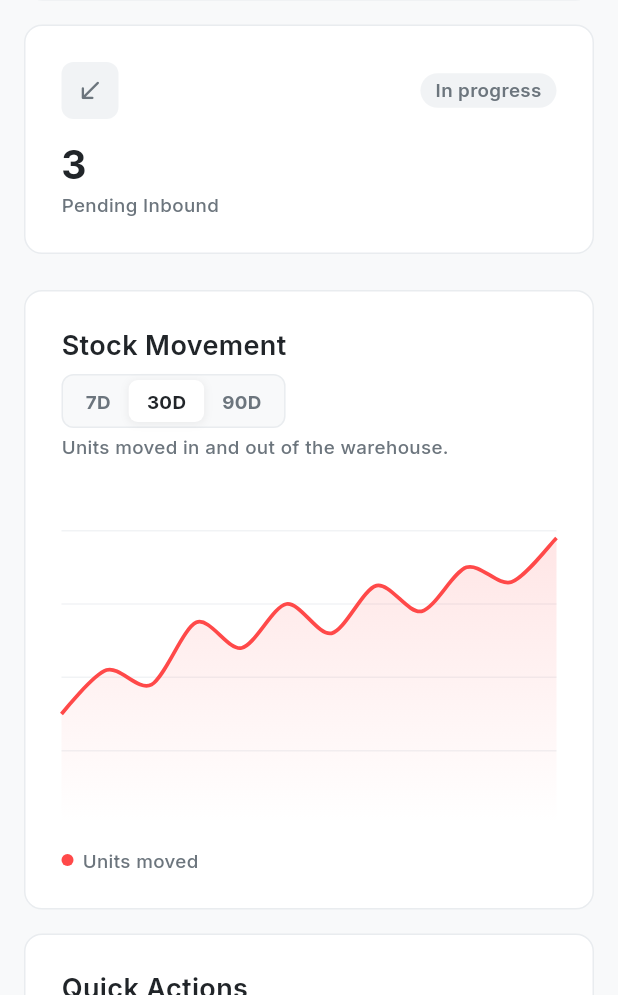
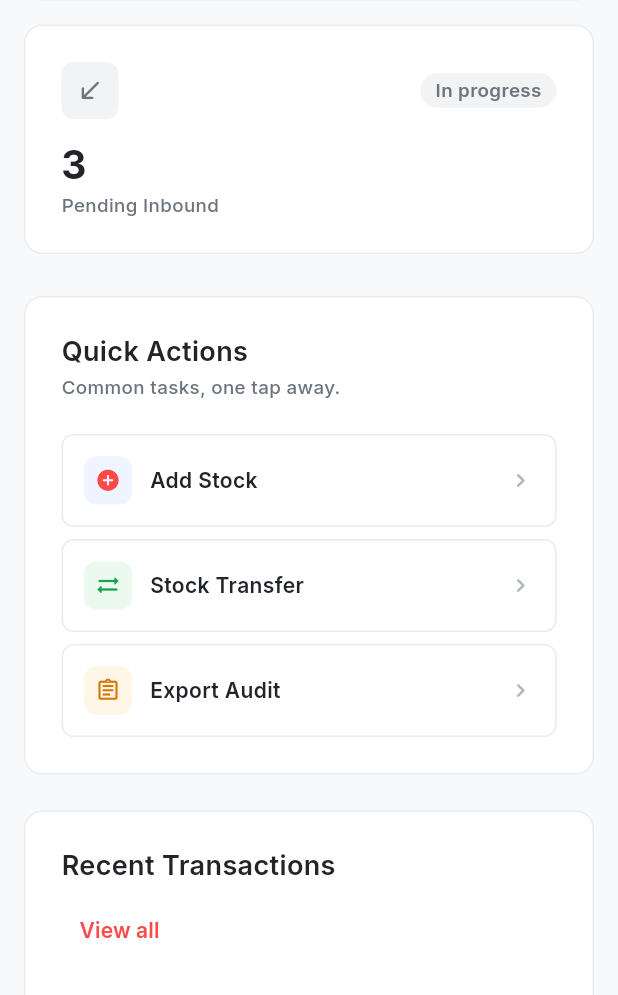
Before and after one commit to vgif-v/CBHIMS, a Flutter app: the screen it shows after launch, scrolled down 576 dp, on a phone screen of 412 x 824 dp, the part 241-1236 px from its top. Run offline on Flutter 3.47's test engine with Material 3 defaults, Android fonts, the phone set to English and light mode, and no system bars; drawn by our look-alikes of fl_chart; our stand-ins replace google_fonts.

Commit message:
Fixes overflowing stuff partial

```diff
--- a/lib/models/mock_data.dart
+++ b/lib/models/mock_data.dart
@@ -41,22 +41,10 @@ class MockData {
     OutboundOrder(orderId: 'SO-88011', destination: 'Meridian Retail Group', itemsCount: 33, dispatchDate: 'Jul 19, 2026', status: 'Delivered'),
   ];
 
-  static const List<Supplier> suppliers = [
-    Supplier(companyName: 'Nordic Supply Co.', contactPerson: 'Elin Karlsson', email: 'elin@nordicsupply.com', phone: '+46 8 123 4567', activeOrders: 4, initials: 'NS'),
-    Supplier(companyName: 'Pacific Office Goods', contactPerson: 'Marcus Tan', email: 'marcus@pacificog.com', phone: '+65 6789 0123', activeOrders: 2, initials: 'PO'),
-    Supplier(companyName: 'Summit Electronics Ltd.', contactPerson: 'Priya Nair', email: 'priya@summitelec.com', phone: '+91 22 4455 6677', activeOrders: 6, initials: 'SE'),
-    Supplier(companyName: 'Cascade Furnishings', contactPerson: 'Daniel Reyes', email: 'daniel@cascadefurn.com', phone: '+1 503 555 0148', activeOrders: 1, initials: 'CF'),
-    Supplier(companyName: 'Harborline Packaging', contactPerson: 'Sofia Moretti', email: 'sofia@harborline.com', phone: '+39 06 8765 4321', activeOrders: 3, initials: 'HP'),
-    Supplier(companyName: 'Atlas Freight Partners', contactPerson: 'James Whitfield', email: 'james@atlasfreight.com', phone: '+44 20 7946 0958', activeOrders: 5, initials: 'AF'),
-  ];
-
   static const List<ReportTemplate> reportTemplates = [
     ReportTemplate(title: 'Inventory Valuation Report', description: 'Current stock value by category and location.', icon: '💰'),
-    ReportTemplate(title: 'Stock Movement Log', description: 'Full history of inbound and outbound transactions.', icon: '🔄'),
     ReportTemplate(title: 'Low Stock Summary', description: 'Items at or below their reorder point.', icon: '⚠️'),
-    ReportTemplate(title: 'Supplier Performance', description: 'On-time delivery rates by supplier.', icon: '🤝'),
     ReportTemplate(title: 'Dead Stock Analysis', description: 'Products with no movement in 90+ days.', icon: '📉'),
-    ReportTemplate(title: 'Purchase Order History', description: 'All POs with fulfillment timelines.', icon: '🧾'),
   ];
 
   static const List<TeamMember> team = [
--- a/lib/screens/dashboard_screen.dart
+++ b/lib/screens/dashboard_screen.dart
@@ -124,12 +124,12 @@ class _DashboardScreenState extends State<DashboardScreen> {
     return LayoutBuilder(
       builder: (context, constraints) {
         final bool wide = constraints.maxWidth > 900;
-        final chart = _buildStockMovementChart();
+        //final chart = _buildStockMovementChart();
         final actions = _buildQuickActions();
 
         if (!wide) {
           return Column(
-            children: [chart, const SizedBox(height: AppSpacing.md), actions],
+            children: [const SizedBox(height: AppSpacing.xs), actions],
           );
         }
 
@@ -137,7 +137,7 @@ class _DashboardScreenState extends State<DashboardScreen> {
           child: Row(
             crossAxisAlignment: CrossAxisAlignment.stretch,
             children: [
-              Expanded(flex: 2, child: chart),
+              //Expanded(flex: 2, child: chart),
               const SizedBox(width: AppSpacing.md),
               Expanded(flex: 1, child: actions),
             ],
@@ -184,7 +184,7 @@ class _DashboardScreenState extends State<DashboardScreen> {
                   show: true,
                   drawVerticalLine: false,
                   horizontalInterval: 20,
-                  getDrawingHorizontalLine: (value) => FlLine(color: AppColors.divider, strokeWidth: 1),
+                  getDrawingHorizontalLine: (value) => const FlLine(color: AppColors.divider, strokeWidth: 1),
                 ),
                 titlesData: const FlTitlesData(show: false),
                 borderData: FlBorderData(show: false),
@@ -294,21 +294,21 @@ class _DashboardScreenState extends State<DashboardScreen> {
           const SizedBox(height: 4),
           Text('Common tasks, one tap away.', style: AppTextStyles.caption),
           const SizedBox(height: AppSpacing.lg),
-          _QuickActionButton(
+          const _QuickActionButton(
             icon: Icons.add_circle_rounded,
             label: 'Add Stock',
             iconColor: AppColors.primary,
             iconBg: AppColors.primarySoft,
           ),
           const SizedBox(height: AppSpacing.sm),
-          _QuickActionButton(
+          const _QuickActionButton(
             icon: Icons.sync_alt_rounded,
             label: 'Stock Transfer',
             iconColor: AppColors.success,
             iconBg: AppColors.successSoft,
           ),
           const SizedBox(height: AppSpacing.sm),
-          _QuickActionButton(
+          const _QuickActionButton(
             icon: Icons.assignment_outlined,
             label: 'Export Audit',
             iconColor: AppColors.warning,
@@ -356,7 +356,7 @@ class _DashboardScreenState extends State<DashboardScreen> {
                   );
           }),
           const SizedBox(height: AppSpacing.sm),
-          _TransactionsTable(transactions: MockData.transactions),
+          const _TransactionsTable(transactions: MockData.transactions),
         ],
       ),
     );
--- a/lib/screens/main_layout_screen.dart
+++ b/lib/screens/main_layout_screen.dart
@@ -3,9 +3,7 @@ import '../theme/app_theme.dart';
 import '../widgets/sidebar.dart';
 import 'dashboard_screen.dart';
 import 'inventory_screen.dart';
-import 'inbound_screen.dart';
-import 'outbound_screen.dart';
-import 'suppliers_screen.dart';
+import 'stock_screen.dart';
 import 'reports_screen.dart';
 import 'settings_screen.dart';
 
@@ -26,11 +24,11 @@ class _MainLayoutScreenState extends State<MainLayoutScreen> {
     DashboardScreen(),
     InventoryScreen(),
     InboundScreen(),
-    OutboundScreen(),
-    SuppliersScreen(),
     ReportsScreen(),
     SettingsScreen(),
   ];
+
+
 
   @override
   Widget build(BuildContext context) {
--- a/lib/screens/reports_screen.dart
+++ b/lib/screens/reports_screen.dart
@@ -1,9 +1,41 @@
 import 'package:flutter/material.dart';
-import '../models/mock_data.dart';
-import '../models/models.dart';
 import '../theme/app_theme.dart';
 import '../widgets/buttons.dart';
 import '../widgets/section_card.dart';
+
+class ReportTemplate {
+  const ReportTemplate({required this.title, required this.description, required this.icon, required this.onDownload});
+
+  final String title;
+  final String description;
+  final String icon;
+  final Function() onDownload;
+}
+
+final List<ReportTemplate> reportTemplates = [
+    const ReportTemplate(title: 'Inventory Valuation Report', description: 'Current stock value by category and location.', icon: '💰', onDownload: downloadInventoryReport),
+    const ReportTemplate(title: 'Low Stock Summary', description: 'Items at or below their reorder point.', icon: '⚠️', onDownload: downloadLowStockSummary),
+    const ReportTemplate(title: 'Dead Stock Analysis', description: 'Products with no movement in 90+ days.', icon: '📉', onDownload: downloadDeadStockAnalysis),
+];
+
+void downloadInventoryReport() {
+  // Implement the logic to download the inventory report
+  print('Downloading Inventory Valuation Report...');
+}
+
+void downloadLowStockSummary() {
+  // Implement the logic to download the low stock summary
+  print('Downloading Low Stock Summary...');
+}
+
+void downloadDeadStockAnalysis() {
+  // Implement the logic to download the dead stock analysis
+  print('Downloading Dead Stock Analysis...');
+}
+
+void onDownloadReport(ReportTemplate report) {
+  report.onDownload();
+}
 
 class ReportsScreen extends StatelessWidget {
   const ReportsScreen({super.key});
@@ -35,14 +67,14 @@ class ReportsScreen extends StatelessWidget {
               return GridView.builder(
                 shrinkWrap: true,
                 physics: const NeverScrollableScrollPhysics(),
-                itemCount: MockData.reportTemplates.length,
+                itemCount: reportTemplates.length,
                 gridDelegate: SliverGridDelegateWithFixedCrossAxisCount(
                   crossAxisCount: cols,
                   crossAxisSpacing: AppSpacing.md,
                   mainAxisSpacing: AppSpacing.md,
                   childAspectRatio: 1.75,
                 ),
-                itemBuilder: (context, i) => _ReportCard(report: MockData.reportTemplates[i]),
+                itemBuilder: (context, i) => _ReportCard(report: reportTemplates[i]),
               );
             },
           ),
@@ -89,6 +121,7 @@ class ReportsScreen extends StatelessWidget {
 
 class _ReportCard extends StatelessWidget {
   final ReportTemplate report;
+
   const _ReportCard({required this.report});
 
   @override
@@ -115,12 +148,15 @@ class _ReportCard extends StatelessWidget {
               overflow: TextOverflow.ellipsis,
             ),
           ),
-          Row(
-            children: [
-              Icon(Icons.download_rounded, size: 15, color: AppColors.primary),
-              const SizedBox(width: 6),
-              Text('Download', style: AppTextStyles.caption.copyWith(color: AppColors.primary, fontWeight: FontWeight.w600)),
-            ],
+          GestureDetector(
+            onTap: report.onDownload,
+            child: Row(
+              children: [
+                const Icon(Icons.download_rounded, size: 15, color: Color.fromARGB(255, 88, 73, 255)),
+                const SizedBox(width: 6),
+                Text('Download', style: AppTextStyles.caption.copyWith(color: const Color.fromARGB(255, 88, 73, 255), fontWeight: FontWeight.w600)),
+              ],
+            ),
           ),
         ],
       ),
--- a/lib/widgets/sidebar.dart
+++ b/lib/widgets/sidebar.dart
@@ -12,9 +12,7 @@ class NavItem {
 const List<NavItem> kNavItems = [
   NavItem(label: 'Dashboard', icon: Icons.dashboard_outlined, activeIcon: Icons.dashboard_rounded),
   NavItem(label: 'Inventory', icon: Icons.inventory_2_outlined, activeIcon: Icons.inventory_2_rounded),
-  NavItem(label: 'Inbound', icon: Icons.call_received_rounded, activeIcon: Icons.call_received_rounded),
-  NavItem(label: 'Outbound', icon: Icons.call_made_rounded, activeIcon: Icons.call_made_rounded),
-  NavItem(label: 'Suppliers', icon: Icons.groups_outlined, activeIcon: Icons.groups_rounded),
+  NavItem(label: 'Stock In/Out', icon: Icons.call_received_rounded, activeIcon: Icons.call_received_rounded),
   NavItem(label: 'Reports', icon: Icons.bar_chart_outlined, activeIcon: Icons.bar_chart_rounded),
   NavItem(label: 'Settings', icon: Icons.settings_outlined, activeIcon: Icons.settings_rounded),
 ];
@@ -64,16 +62,16 @@ class Sidebar extends StatelessWidget {
       child: Row(
         children: [
           Container(
-            width: 32,
-            height: 32,
+            width: 50,
+            height: 50,
             decoration: BoxDecoration(
               color: AppColors.primary,
               borderRadius: BorderRadius.circular(9),
             ),
-            child: const Icon(Icons.inventory_rounded, color: Colors.white, size: 18),
+            child: Image.asset('assets/images/clogo.png'),
           ),
           const SizedBox(width: 10),
-          Text('CBHIMS', style: AppTextStyles.h3),
+          Text('CBHIMS', style: AppTextStyles.h2),
         ],
       ),
     );
@@ -101,7 +99,7 @@ class Sidebar extends StatelessWidget {
               crossAxisAlignment: CrossAxisAlignment.start,
               mainAxisSize: MainAxisSize.min,
               children: [
-                Text('Ava Thompson', style: AppTextStyles.bodyMedium, overflow: TextOverflow.ellipsis),
+                Text('Regielou', style: AppTextStyles.bodyMedium, overflow: TextOverflow.ellipsis),
                 Text('Admin', style: AppTextStyles.caption),
               ],
             ),
--- a/pubspec.yaml
+++ b/pubspec.yaml
@@ -19,4 +19,6 @@ dev_dependencies:
   flutter_lints: ^4.0.0
 
 flutter:
+  assets:
+    - assets/images/
   uses-material-design: true
```
Also changed, not shown: lib/screens/inventory_screen.dart (+3 -7 lines), lib/screens/settings_screen.dart (+78 -20 lines), assets/images/clogo.png (added), lib/screens/stock_screen.dart (renamed from lib/screens/inbound_screen.dart).
